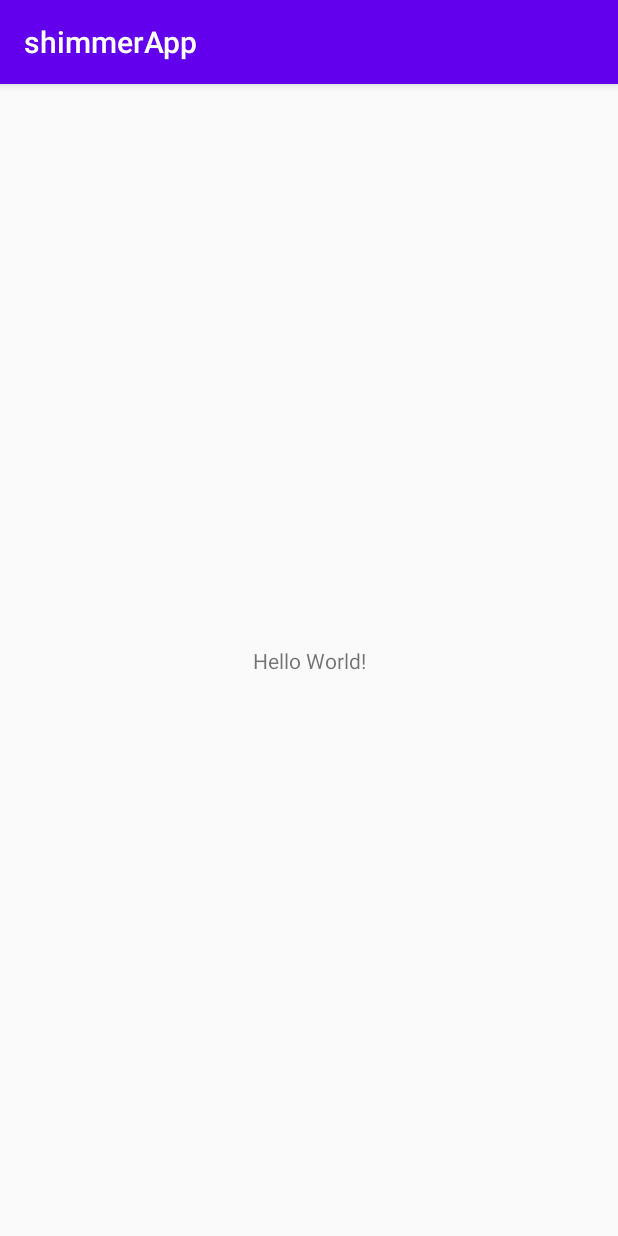
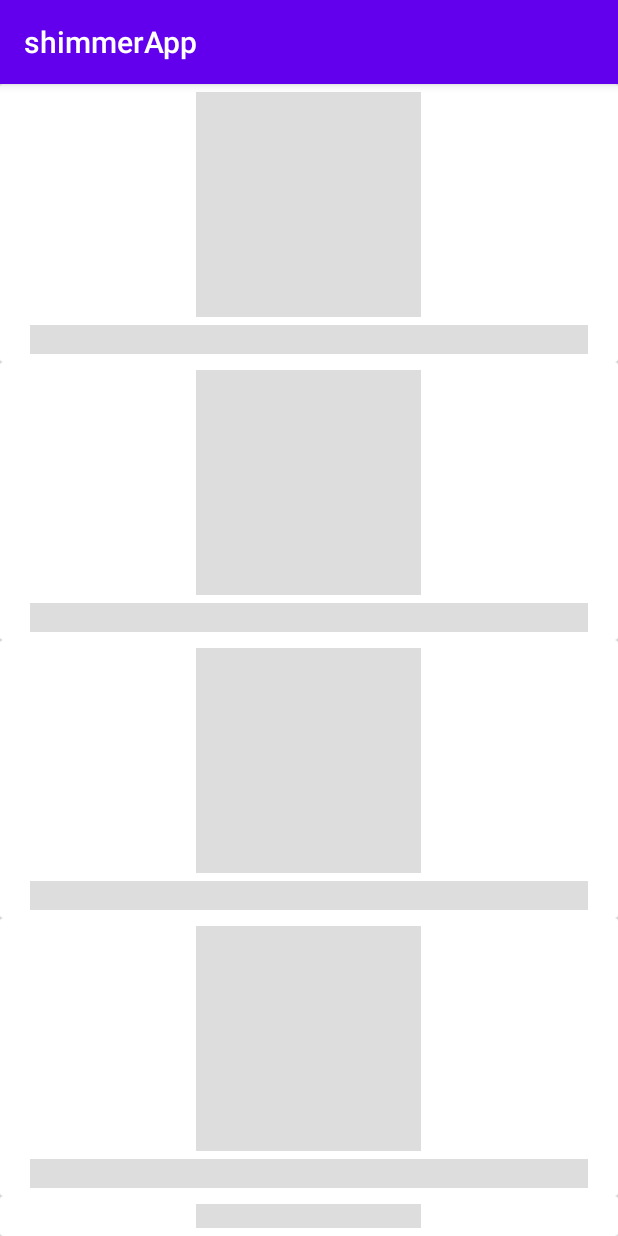
Before and after one commit to hafidid-baha/shimmer-exemple, an Android app: the screen it shows after launch (MainActivity), on a phone screen of 412 x 824 dp. Run offline under Robolectric (Android 15) with nearby library versions, the phone set to English and light mode, and no system bars; our stand-ins replace Shimmer.

Commit message:
add shimmer items to mean activity

```diff
--- a/app/src/main/res/layout/activity_main.xml
+++ b/app/src/main/res/layout/activity_main.xml
@@ -1,18 +1,35 @@
 <?xml version="1.0" encoding="utf-8"?>
-<androidx.constraintlayout.widget.ConstraintLayout xmlns:android="http://schemas.android.com/apk/res/android"
+<androidx.constraintlayout.widget.ConstraintLayout
+    xmlns:android="http://schemas.android.com/apk/res/android"
     xmlns:app="http://schemas.android.com/apk/res-auto"
     xmlns:tools="http://schemas.android.com/tools"
     android:layout_width="match_parent"
     android:layout_height="match_parent"
     tools:context=".MainActivity">
 
-    <TextView
-        android:layout_width="wrap_content"
-        android:layout_height="wrap_content"
-        android:text="Hello World!"
-        app:layout_constraintBottom_toBottomOf="parent"
+    <com.facebook.shimmer.ShimmerFrameLayout
+        android:id="@+id/shimmer"
+        android:layout_width="match_parent"
+        android:layout_height="match_parent"
+        app:layout_constraintRight_toRightOf="parent"
         app:layout_constraintLeft_toLeftOf="parent"
-        app:layout_constraintRight_toRightOf="parent"
-        app:layout_constraintTop_toTopOf="parent" />
+        app:layout_constraintTop_toTopOf="parent"
+        app:layout_constraintBottom_toBottomOf="parent">
+
+        <LinearLayout
+            android:layout_width="match_parent"
+            android:layout_height="match_parent"
+            android:layout_gravity="center"
+            android:orientation="vertical"
+            >
+            <include layout="@layout/shimmer_item"/>
+            <include layout="@layout/shimmer_item"/>
+            <include layout="@layout/shimmer_item"/>
+            <include layout="@layout/shimmer_item"/>
+            <include layout="@layout/shimmer_item"/>
+            <include layout="@layout/shimmer_item"/>
+        </LinearLayout>
+
+    </com.facebook.shimmer.ShimmerFrameLayout>
 
 </androidx.constraintlayout.widget.ConstraintLayout>
```
